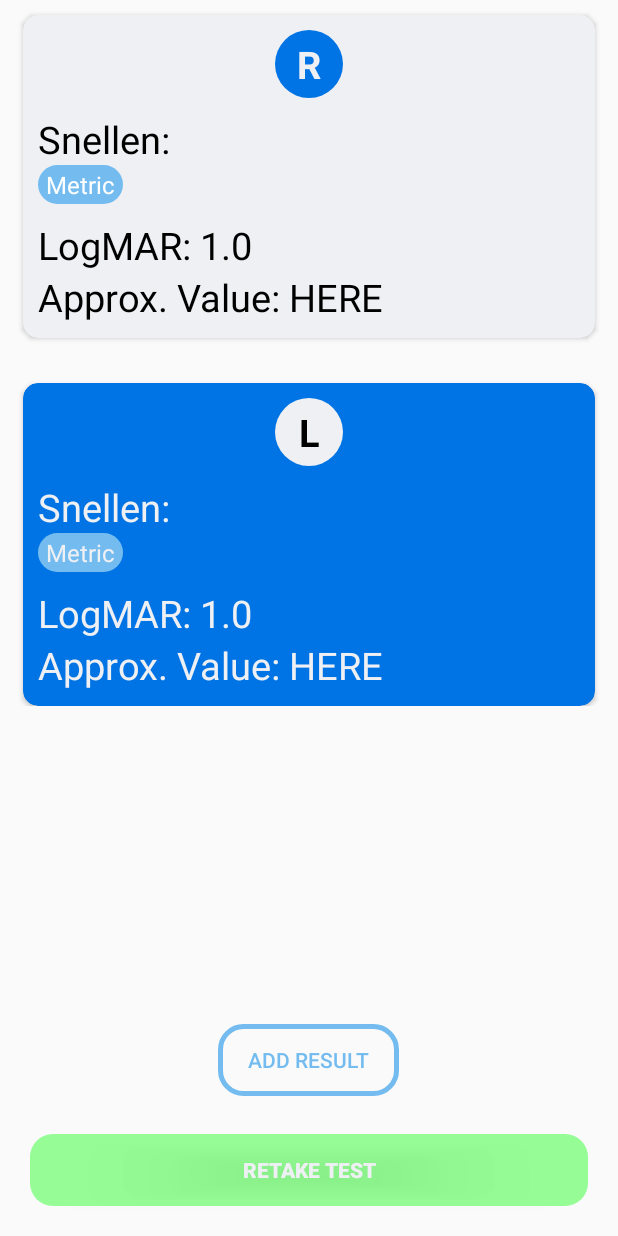
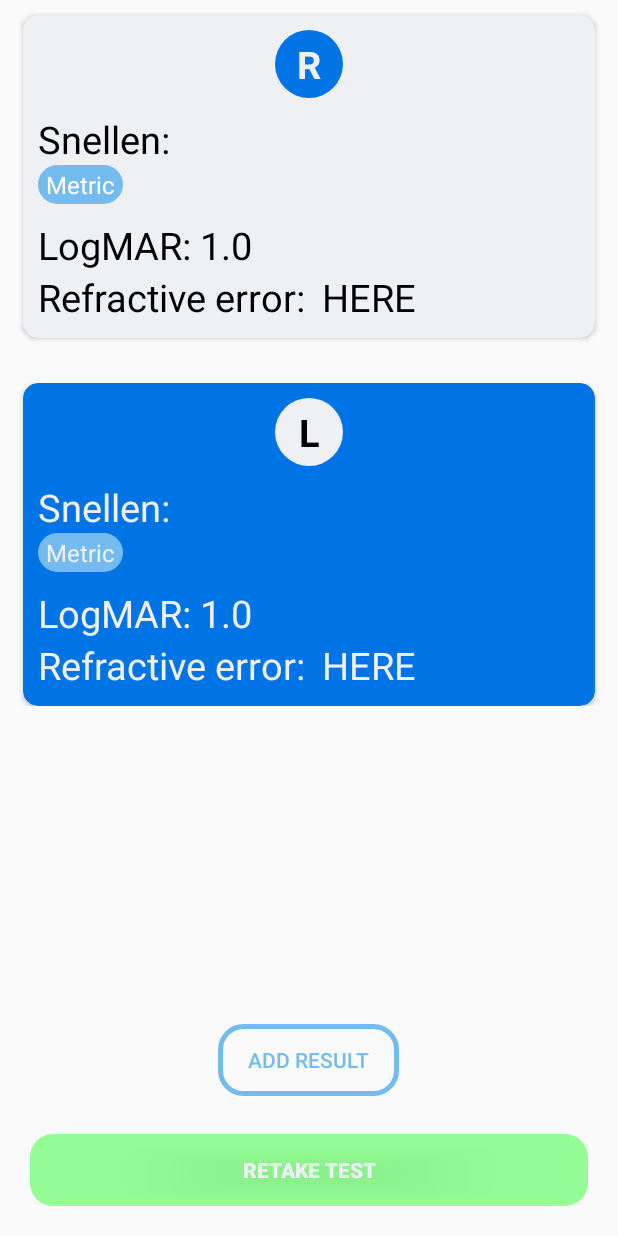
Before and after one commit to Varsha-Kini/VisualAcuity, an Android app: the screen it shows after launch (ResultActivity), after a tap on "Result", on a phone screen of 412 x 824 dp. Run offline under Robolectric (Android 15) with nearby library versions, the phone set to English and light mode, and no system bars; libraries missing offline, so code that uses them is left out: com.github.pwittchen.swipe, com.smarteist.autoimageslider; 2 statements that could not run were skipped.

Commit message:
Added Dioptre reading

```diff
--- a/app/src/main/java/com/example/android/visualacuity/ResultActivity.java
+++ b/app/src/main/java/com/example/android/visualacuity/ResultActivity.java
@@ -22,12 +22,16 @@ public class ResultActivity extends AppCompatActivity {
         final TextView Rsnellen = findViewById(R.id.Rsnellen);
         TextView Llogmar = findViewById(R.id.Llogmar);
         TextView Rlogmar = findViewById(R.id.Rlogmar);
+        TextView LPower = findViewById(R.id.left_approx_value);
+        TextView RPower = findViewById(R.id.right_approx_value);
 
         final Intent myIntent = getIntent();
         Rsnellen.setText(HomeActivity.s6[0]);
         Lsnellen.setText(HomeActivity.s6[1]);
         Rlogmar.setText(Double.toString(HomeActivity.logMAR[0]));
         Llogmar.setText(Double.toString(HomeActivity.logMAR[1]));
+        LPower.setText(HomeActivity.power[0].toString() + "D");
+        RPower.setText(HomeActivity.power[1].toString() + "D");
 
         final TextView Runitchange = findViewById(R.id.RUnitchange);
         final TextView Lunitchange = findViewById(R.id.LUnitchange);
--- a/app/src/main/res/layout/activity_result.xml
+++ b/app/src/main/res/layout/activity_result.xml
@@ -106,7 +106,7 @@
                     android:layout_below="@+id/logmarright"
                     android:layout_marginLeft="10dp"
                     android:layout_marginBottom="10dp"
-                    android:text="Approx. Value:"
+                    android:text="Refractive error: "
                     android:textColor="@color/black"
                     android:textSize="25dp" />
 
@@ -217,7 +217,7 @@
                     android:layout_below="@+id/logmarleft"
                     android:layout_marginLeft="10dp"
                     android:layout_marginBottom="10dp"
-                    android:text="Approx. Value:"
+                    android:text="Refractive error: "
                     android:textColor="@color/newwhite"
                     android:textSize="25dp" />
 
```
Also changed, not shown: app/src/main/java/com/example/android/visualacuity/HomeActivity.java (+24 -0 lines).
